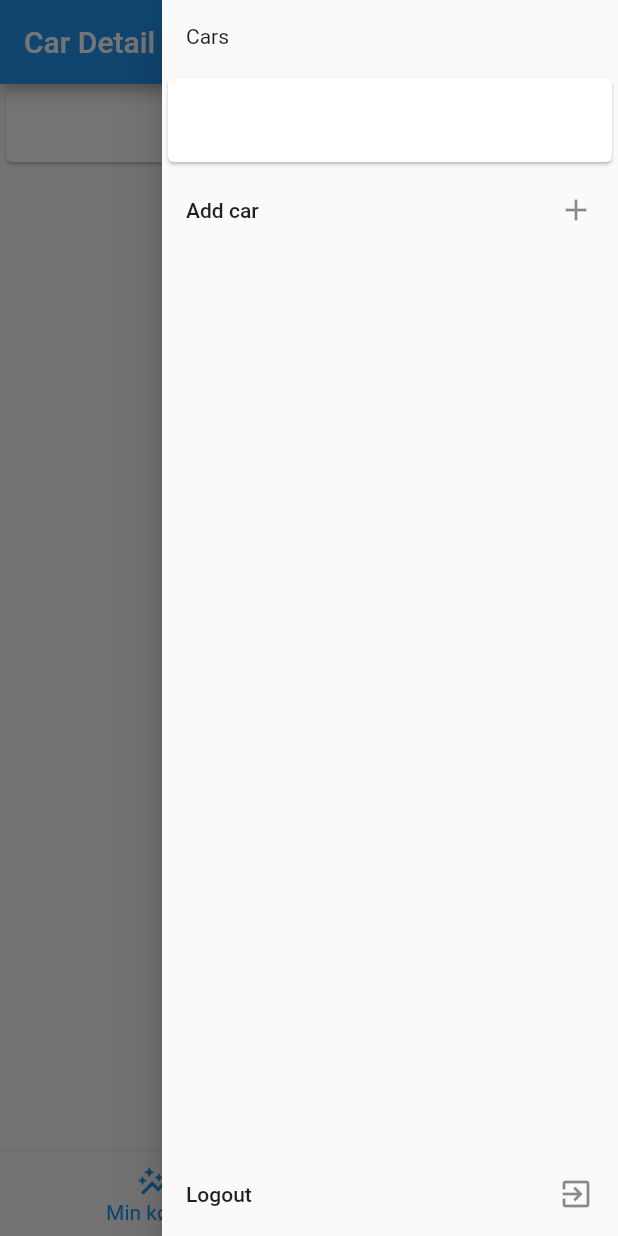
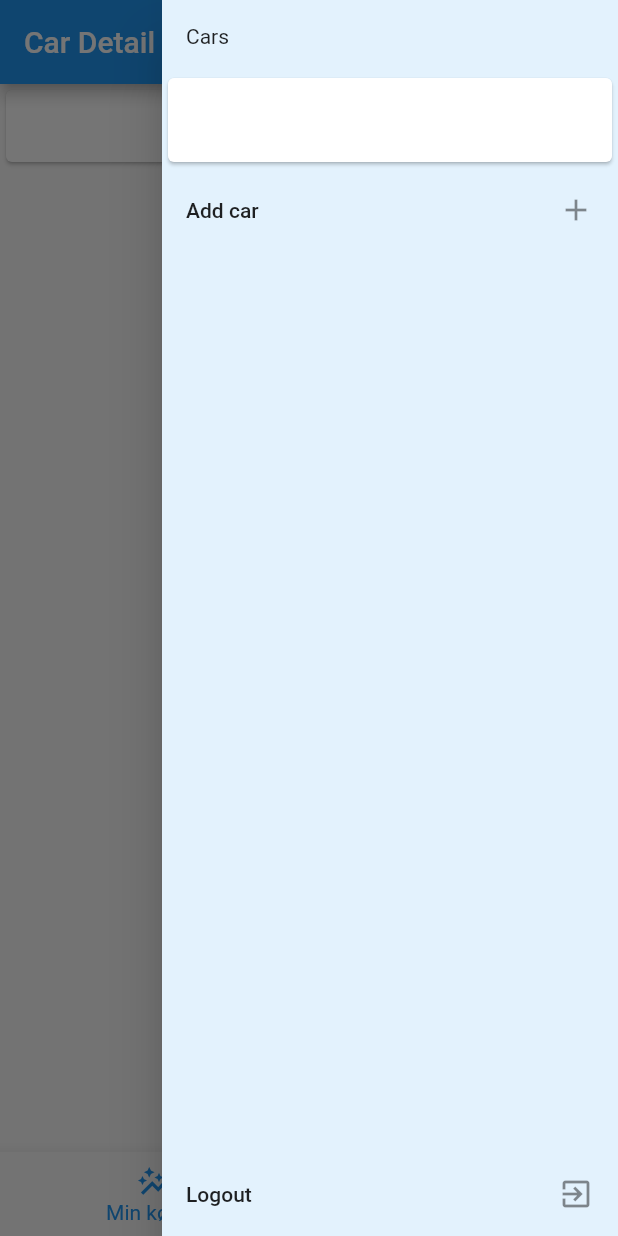
Before and after one commit to Yoropiata/fuel_economy, a Flutter app: the screen it shows once a user with an empty profile is signed in, after a tap on "Submit", after a tap on the "menu" icon, on a phone screen of 412 x 824 dp. Run offline on Flutter 3.47's test engine with Material 2 defaults, Android fonts, the phone set to English and light mode, and no system bars; our stand-ins replace bloc, cloud_firestore, firebase_auth, firebase_core, firebase_crashlytics, flutter_bloc and 4 more; missing offline and left inert: firebase_app_check, flutterfire_ui; accounts and stored records are empty; generated files the repository leaves out were written again.

Commit message:
Add background color for drawer

```diff
--- a/lib/views/component/car_selection_drawer.dart
+++ b/lib/views/component/car_selection_drawer.dart
@@ -13,6 +13,7 @@ Function(Car) onCarSelected;
   @override
   Widget build(BuildContext context) {
     return Drawer(
+      backgroundColor: Theme.of(context).secondaryHeaderColor,
       child: Column(
         children: <Widget>[
           Flexible(
```
